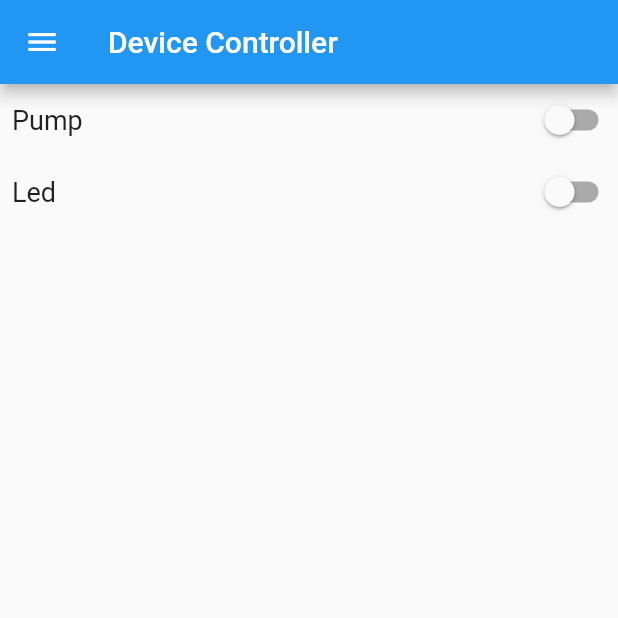
After one commit to NamLH1310/Multidisciplinary-Project, a Flutter app: the DeviceControllerScreen screen opened directly, on a phone screen of 412 x 824 dp, the top half of it. The commit adds this screen. Run offline on Flutter 3.47's test engine with Material 2 defaults, Android fonts, the phone set to English and light mode, and no system bars; our stand-ins replace cloud_firestore, firebase_core, responsive_builder, syncfusion_flutter_charts; accounts and stored records are empty; generated files the repository leaves out were written again.

```diff
--- a/lib/data/helper.dart
+++ b/lib/data/helper.dart
@@ -1,10 +1,11 @@
 import 'package:cloud_firestore/cloud_firestore.dart';
 import 'package:flutter/material.dart';
+
+import '../utils/global.dart';
 
 class CollectionRef {
   final String collectionName;
   final int limit;
-  final FirebaseFirestore firestore = FirebaseFirestore.instance;
   CollectionRef(this.collectionName, {this.limit = 10});
 
   Future<List<DataInput>> getData() async {
--- /dev/null
+++ b/lib/screens/device_controller_screen.dart
@@ -0,0 +1,21 @@
+import 'package:flutter/material.dart';
+import '../shared/menu_drawer.dart';
+import '../widgets/device_controller.dart';
+
+class DeviceControllerScreen extends StatefulWidget {
+  const DeviceControllerScreen({Key? key}) : super(key: key);
+
+  @override
+  State<DeviceControllerScreen> createState() => _DeviceControllerScreenState();
+}
+
+class _DeviceControllerScreenState extends State<DeviceControllerScreen> {
+  @override
+  Widget build(BuildContext context) {
+    return Scaffold(
+      appBar: AppBar(title: const Text("Device Controller")),
+      drawer: const MenuDrawer(),
+      body: const DeviceSwitchList(),
+    );
+  }
+}
--- a/lib/shared/menu_drawer.dart
+++ b/lib/shared/menu_drawer.dart
@@ -1,6 +1,7 @@
 import 'package:flutter/material.dart';
-import '../screens/device_controller.dart';
+import 'package:multidisciplinary_project_se/screens/device_controller_screen.dart';
 import '../screens/home_screen.dart';
+import '../widgets/device_controller.dart';
 
 class MenuDrawer extends StatelessWidget {
   const MenuDrawer({Key? key}) : super(key: key);
@@ -43,7 +44,7 @@ class MenuDrawer extends StatelessWidget {
               screen = const HomeScreen();
               break;
             case 'Device controller':
-              screen = const DeviceController();
+              screen = const DeviceControllerScreen();
               break;
           }
           Navigator.of(context).pop();
--- /dev/null
+++ b/lib/utils/global.dart
@@ -0,0 +1,4 @@
+import 'package:cloud_firestore/cloud_firestore.dart';
+
+final FirebaseFirestore firestore = FirebaseFirestore.instance;
+const webScreenSize = 600;
--- /dev/null
+++ b/lib/widgets/device_controller.dart
@@ -0,0 +1,80 @@
+import 'package:flutter/material.dart';
+import '../utils/global.dart';
+
+extension StringExtension on String {
+  String capitalize() {
+    return "${this[0].toUpperCase()}${substring(1).toLowerCase()}";
+  }
+}
+
+class DeviceSwitchList extends StatefulWidget {
+  const DeviceSwitchList({Key? key}) : super(key: key);
+
+  @override
+  State<DeviceSwitchList> createState() => _DeviceSwitchListState();
+}
+
+class _DeviceSwitchListState extends State<DeviceSwitchList> {
+  final Map<String, String> sensors = {};
+
+  @override
+  void initState() {
+    getSensors();
+    super.initState();
+  }
+
+  @override
+  Widget build(BuildContext context) {
+    return Column(
+      children: <Widget>[
+        sensorSwitchButton(
+          collectionName: "sensors",
+          documentName: "pump",
+        ),
+        sensorSwitchButton(
+          collectionName: "sensors",
+          documentName: "led",
+        ),
+      ],
+    );
+  }
+
+  Future<void> getSensors() async {
+    final collectionRef = firestore.collection("sensors");
+    final docSnapshots = await collectionRef.get();
+    for (var doc in docSnapshots.docs) {
+      sensors[doc.id] = doc.data()["state"];
+    }
+    setState(() {});
+  }
+
+  Widget sensorSwitchButton({
+    required String collectionName,
+    required String documentName,
+  }) {
+    return Row(
+      mainAxisAlignment: MainAxisAlignment.spaceBetween,
+      crossAxisAlignment: CrossAxisAlignment.center,
+      children: <Widget>[
+        Padding(
+          padding: const EdgeInsets.all(8.0),
+          child: Text(documentName.capitalize(),
+              style: const TextStyle(fontSize: 18)),
+        ),
+        Center(
+          child: Switch(
+            value: sensors[documentName] == "ON",
+            onChanged: (value) {
+              firestore
+                  .collection(collectionName)
+                  .doc(documentName)
+                  .update({"state": value ? "ON" : "OFF"});
+              sensors[documentName] = value ? "ON" : "OFF";
+              setState(() {});
+            },
+          ),
+        ),
+      ],
+    );
+  }
+}
--- a/lib/widgets/graph.dart
+++ b/lib/widgets/graph.dart
@@ -3,6 +3,7 @@ import 'package:flutter/material.dart';
 import 'package:syncfusion_flutter_charts/charts.dart';
 import 'package:intl/intl.dart';
 import '../data/helper.dart';
+import '../utils/global.dart';
 
 class GraphDisplay extends StatefulWidget {
   final String dataUnit;
@@ -22,7 +23,6 @@ class _GraphDisplayState extends State<GraphDisplay> {
   _GraphDisplayState() : super();
 
   List<DataInput> _chartData = [];
-  final FirebaseFirestore firestore = FirebaseFirestore.instance;
 
   @override
   void initState() {
--- a/pubspec.yaml
+++ b/pubspec.yaml
@@ -34,7 +34,8 @@ dependencies:
   cloud_firestore: ^3.1.11
   cupertino_icons: ^1.0.2
   syncfusion_flutter_charts: ^20.1.47
-  rolling_switch: ^0.0.2
+  # rolling_switch: ^0.0.2
+  responsive_builder: ^0.4.2
 
   # The following adds the Cupertino Icons font to your application.
   # Use with the CupertinoIcons class for iOS style icons.
```
Also changed, not shown: lib/responsive/home_screen_mobile.dart (added, +68 -0 lines), lib/responsive/home_screen_web.dart (added, +97 -0 lines), lib/screens/device_controller.dart (deleted, +0 -135 lines), lib/screens/home_screen.dart (+6 -49 lines), firebase.json (added), pubspec.lock, 5 other files.
